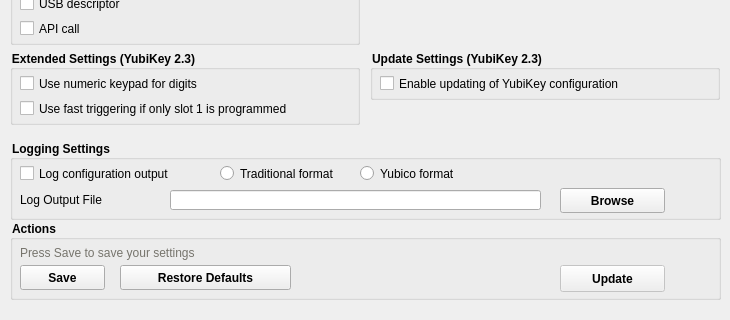
First picture: the form in src/ui/settingpage.ui, repository Yubico/yubikey-personalization-gui, before the edit; both pictures show x 0 to 730 and y 330 to 650 of the 730 by 650 pixel window.
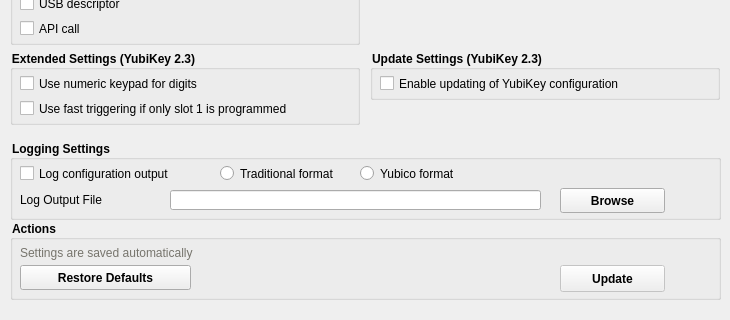
Second picture: the form after the edit. Icons and pictures are not drawn.

Commit message: remove save button and write out that we autosave

```diff
--- a/src/ui/settingpage.ui
+++ b/src/ui/settingpage.ui
@@ -397,38 +397,12 @@
     <property name="title">
      <string>Actions</string>
     </property>
-    <widget class="QPushButton" name="saveBtn">
-     <property name="geometry">
-      <rect>
-       <x>10</x>
-       <y>45</y>
-       <width>85</width>
-       <height>25</height>
-      </rect>
-     </property>
-     <property name="styleSheet">
-      <string notr="true">font: 12px;
-font-weight: bold;</string>
-     </property>
-     <property name="text">
-      <string>Save</string>
-     </property>
-     <property name="autoExclusive">
-      <bool>false</bool>
-     </property>
-     <property name="default">
-      <bool>false</bool>
-     </property>
-     <property name="flat">
-      <bool>false</bool>
-     </property>
-    </widget>
     <widget class="QLabel" name="actionsDescLbl">
      <property name="geometry">
       <rect>
        <x>10</x>
        <y>25</y>
-       <width>691</width>
+       <width>200</width>
        <height>16</height>
       </rect>
      </property>
@@ -438,7 +412,7 @@
 </string>
      </property>
      <property name="text">
-      <string>Press Save to save your settings</string>
+      <string>Settings are saved automatically</string>
      </property>
     </widget>
     <widget class="QPushButton" name="restoreBtn">
@@ -447,7 +421,7 @@
      </property>
      <property name="geometry">
       <rect>
-       <x>110</x>
+       <x>10</x>
        <y>45</y>
        <width>171</width>
        <height>25</height>
```
Left out of the diff: 1 changed line with no effect on the pictures. The commit also changes 1 other file.
